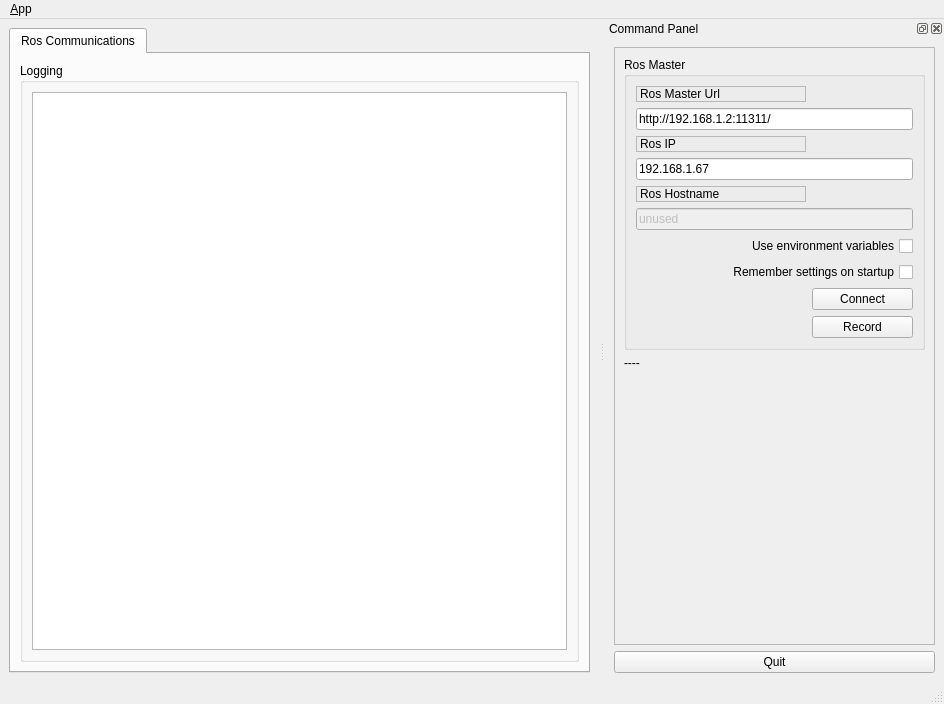
This is ui/main_window.ui in LonghaoQian/qt_ground_station as Qt 5 draws it before an edit. The edited form follows.
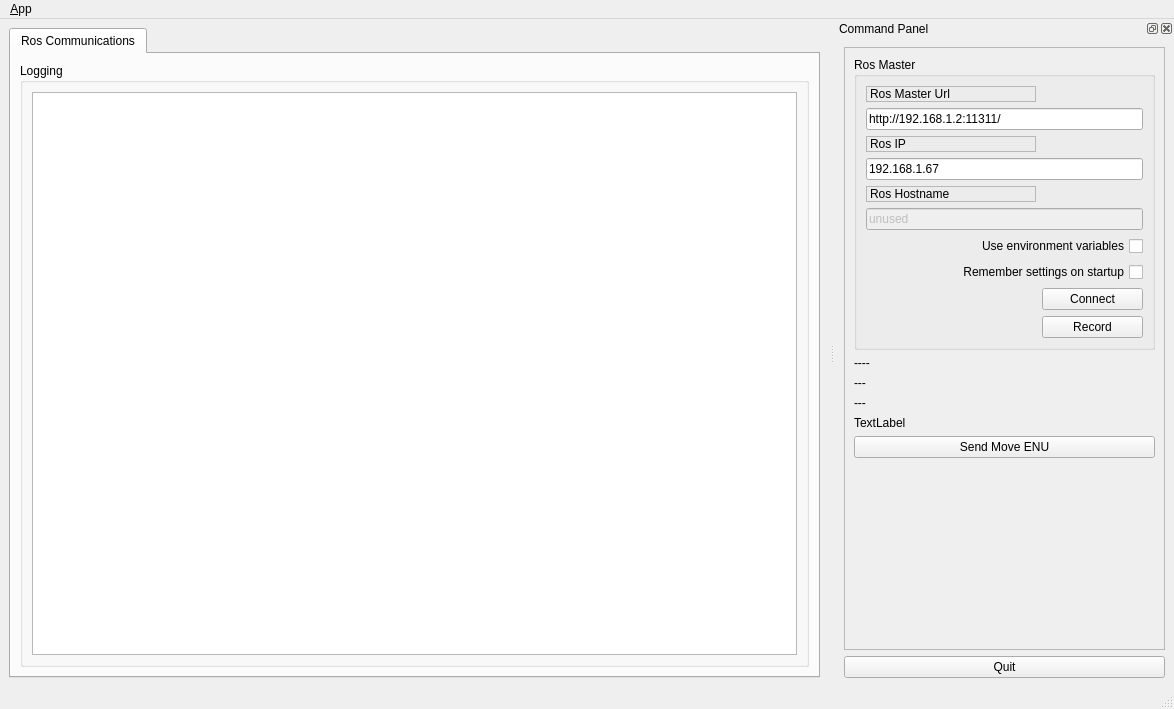
This is the edited form. Icons and pictures are not drawn.

What changed in the file:
```diff
--- a/ui/main_window.ui
+++ b/ui/main_window.ui
@@ -6,8 +6,8 @@
    <rect>
     <x>0</x>
     <y>0</y>
-    <width>944</width>
-    <height>704</height>
+    <width>1174</width>
+    <height>709</height>
    </rect>
   </property>
   <property name="windowTitle">
@@ -70,8 +70,8 @@
     <rect>
      <x>0</x>
      <y>0</y>
-     <width>944</width>
-     <height>25</height>
+     <width>1174</width>
+     <height>22</height>
     </rect>
    </property>
    <widget class="QMenu" name="menu_File">
@@ -98,7 +98,7 @@
    <property name="minimumSize">
     <size>
      <width>339</width>
-     <height>451</height>
+     <height>586</height>
     </size>
    </property>
    <property name="allowedAreas">
@@ -268,6 +268,34 @@
           </property>
          </widget>
         </item>
+        <item>
+         <widget class="QLabel" name="UAV0_x">
+          <property name="text">
+           <string>---</string>
+          </property>
+         </widget>
+        </item>
+        <item>
+         <widget class="QLabel" name="label_5">
+          <property name="text">
+           <string>---</string>
+          </property>
+         </widget>
+        </item>
+        <item>
+         <widget class="QLabel" name="label_6">
+          <property name="text">
+           <string>TextLabel</string>
+          </property>
+         </widget>
+        </item>
+        <item>
+         <widget class="QPushButton" name="pushButton">
+          <property name="text">
+           <string>Send Move ENU</string>
+          </property>
+         </widget>
+        </item>
         <item>
          <spacer name="verticalSpacer_3">
           <property name="orientation">
```
